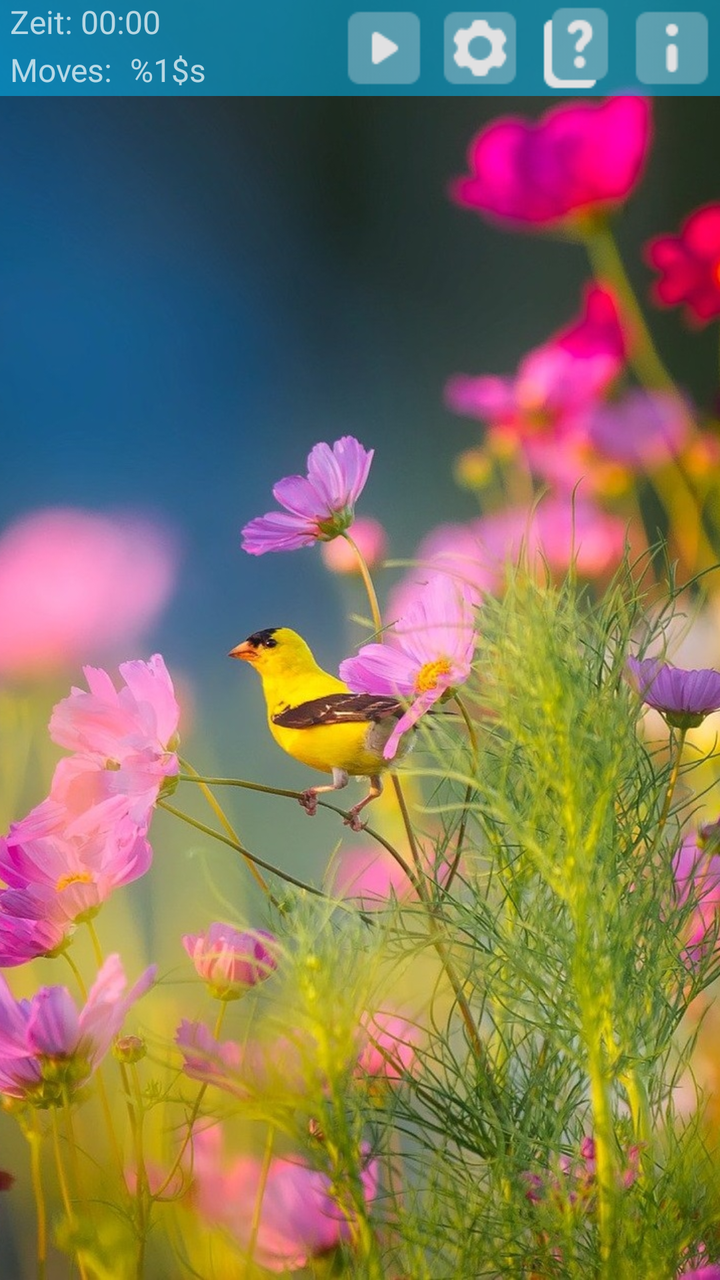
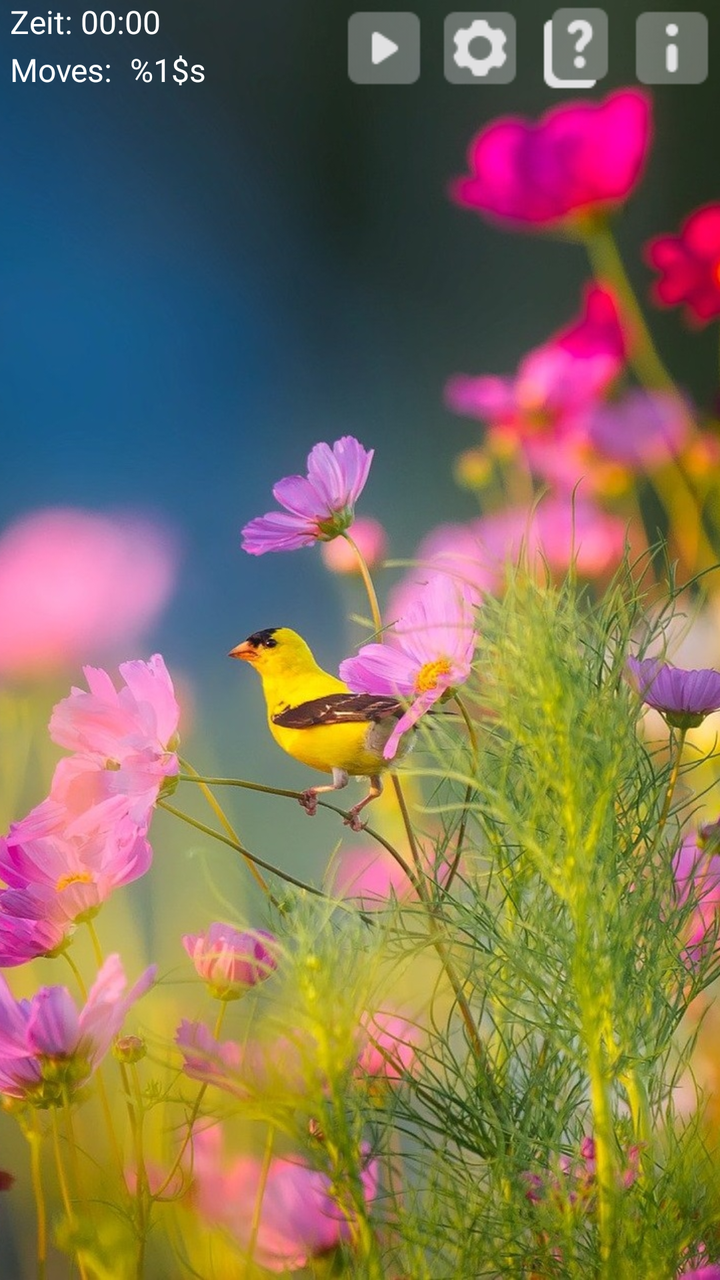

Before-and-after screenshots of an Android layout around one commit, followed by the original layout XML and the change that was made.
<!-- AndroidManifest.xml: application theme AppTheme -->
<!-- res/layout/activity_main.xml -->
<?xml version="1.0" encoding="utf-8"?>
<FrameLayout xmlns:android="http://schemas.android.com/apk/res/android"
    xmlns:app="http://schemas.android.com/apk/res-auto"
    xmlns:tools="http://schemas.android.com/tools"
    android:id="@+id/rootLayout"
    android:layout_width="match_parent"
    android:layout_height="match_parent"
    android:saveEnabled="true"
    android:fitsSystemWindows="true"
    tools:context=".MainActivity">

    <ImageView
        android:id="@+id/backgroundImageView"
        android:layout_width="match_parent"
        android:layout_height="match_parent"
        android:contentDescription="@string/backgroundContentDescription"
        android:scaleType="centerCrop"
        android:src="@drawable/background" />

    <LinearLayout
        android:layout_width="match_parent"
        android:layout_height="match_parent"
        android:orientation="vertical">

        <LinearLayout
            android:layout_width="match_parent"
            android:layout_height="wrap_content"
            android:layout_marginTop="0dp"
            android:background="?colorTransparentBackground"
            android:orientation="horizontal">

            <LinearLayout
                android:layout_width="wrap_content"
                android:layout_height="match_parent"
                android:layout_gravity="center_vertical"
                android:layout_marginStart="5dp"
                android:gravity="center_vertical"
                android:orientation="vertical">

                <TextView
                    android:id="@+id/txtTimer"
                    android:layout_width="wrap_content"
                    android:layout_height="wrap_content"
                    android:minLines="1"
                    android:text="Zeit: 00:00"
                    android:textSize="16sp" />

                <TextView
                    android:id="@+id/txtMoves"
                    android:layout_width="wrap_content"
                    android:layout_height="match_parent"
                    android:layout_gravity="center_vertical"
                    android:gravity="center_vertical"
                    android:text="@string/moves"
                    android:textAlignment="gravity"
                    android:textSize="16sp" />
            </LinearLayout>

            <LinearLayout
                android:layout_width="match_parent"
                android:layout_height="match_parent"
                android:gravity="end"
                android:orientation="horizontal">

                <ImageButton
                    android:id="@+id/btnPlay"
                    android:layout_width="48dp"
                    android:layout_height="48dp"
                    android:background="@null"
                    app:srcCompat="@drawable/play" />

                <ImageButton
                    android:id="@+id/btnSettings"
                    android:layout_width="48dp"
                    android:layout_height="48dp"
                    android:background="@null"
                    app:srcCompat="@drawable/settings" />

                <ImageButton
                    android:id="@+id/btnHelp"
                    android:layout_width="48dp"
                    android:layout_height="48dp"
                    android:background="@null"
                    app:srcCompat="@drawable/about" />

                <ImageButton
                    android:id="@+id/btnAbout"
                    android:layout_width="48dp"
                    android:layout_height="48dp"
                    android:background="@null"
                    app:srcCompat="@drawable/help" />
            </LinearLayout>
        </LinearLayout>

        <RelativeLayout
            android:id="@+id/containerLayout"
            android:layout_width="match_parent"
            android:layout_height="match_parent"
            android:layout_marginTop="5dp"
            android:gravity="center_horizontal|center_vertical" />
    </LinearLayout>
</FrameLayout>
<!-- resources referenced by this layout -->
<resources>
  <!-- drawable about: png bitmap (drawable, 1158 bytes) -->
  <!-- drawable background: jpg bitmap (drawable, 331846 bytes) -->
  <!-- drawable help: png bitmap (drawable, 730 bytes) -->
  <!-- drawable play: png bitmap (drawable, 715 bytes) -->
  <!-- drawable settings: png bitmap (drawable, 1364 bytes) -->
  <string name="backgroundContentDescription">Background</string>
  <string name="moves">Moves: \t%1$s</string>
  <style name="AppTheme" parent="Theme.AppCompat.NoActionBar">
          <item name="colorTransparentBackground">#8000BFFF</item>
          <item name="colorFinishRow">#8034DE81</item>
          <item name="colorPrimary">@color/colorPrimary</item>
          <item name="colorPrimaryDark">@color/colorPrimaryDark</item>
          <item name="colorAccent">@color/colorAccent</item>
          <item name="android:statusBarColor">?colorTransparentBackground</item>
      </style>
  <color name="colorPrimary">#161A1A</color>
  <color name="colorPrimaryDark">#161A1A</color>
  <color name="colorAccent">#D81B60</color>
</resources>

<!-- the commit's change to res/layout/activity_main.xml (unified diff, before → after) -->
@@ -5,8 +5,8 @@
     android:id="@+id/rootLayout"
     android:layout_width="match_parent"
     android:layout_height="match_parent"
+    android:fitsSystemWindows="true"
     android:saveEnabled="true"
-    android:fitsSystemWindows="true"
     tools:context=".MainActivity">
 
     <ImageView
@@ -23,10 +23,10 @@
         android:orientation="vertical">
 
         <LinearLayout
+            android:id="@+id/toolbar"
             android:layout_width="match_parent"
             android:layout_height="wrap_content"
             android:layout_marginTop="0dp"
-            android:background="?colorTransparentBackground"
             android:orientation="horizontal">
 
             <LinearLayout
@@ -43,6 +43,7 @@
                     android:layout_height="wrap_content"
                     android:minLines="1"
                     android:text="Zeit: 00:00"
+                    android:textColor="#FFF"
                     android:textSize="16sp" />
 
                 <TextView
@@ -53,6 +54,7 @@
                     android:gravity="center_vertical"
                     android:text="@string/moves"
                     android:textAlignment="gravity"
+                    android:textColor="#FFF"
                     android:textSize="16sp" />
             </LinearLayout>
 
<!-- resource entries referenced after the edit -->
@@ -8,15 +8,14 @@
   <string name="backgroundContentDescription">Background</string>
   <string name="moves">Moves: \t%1$s</string>
   <style name="AppTheme" parent="Theme.AppCompat.NoActionBar">
-          <item name="colorTransparentBackground">#8000BFFF</item>
+          <item name="colorTransparentBackground">#80B4045F</item>
           <item name="colorFinishRow">#8034DE81</item>
           <item name="colorPrimary">@color/colorPrimary</item>
           <item name="colorPrimaryDark">@color/colorPrimaryDark</item>
-          <item name="colorAccent">@color/colorAccent</item>
           <item name="android:statusBarColor">?colorTransparentBackground</item>
+  
       </style>
   <color name="colorPrimary">#161A1A</color>
   <color name="colorPrimaryDark">#161A1A</color>
-  <color name="colorAccent">#D81B60</color>
 </resources>
 
